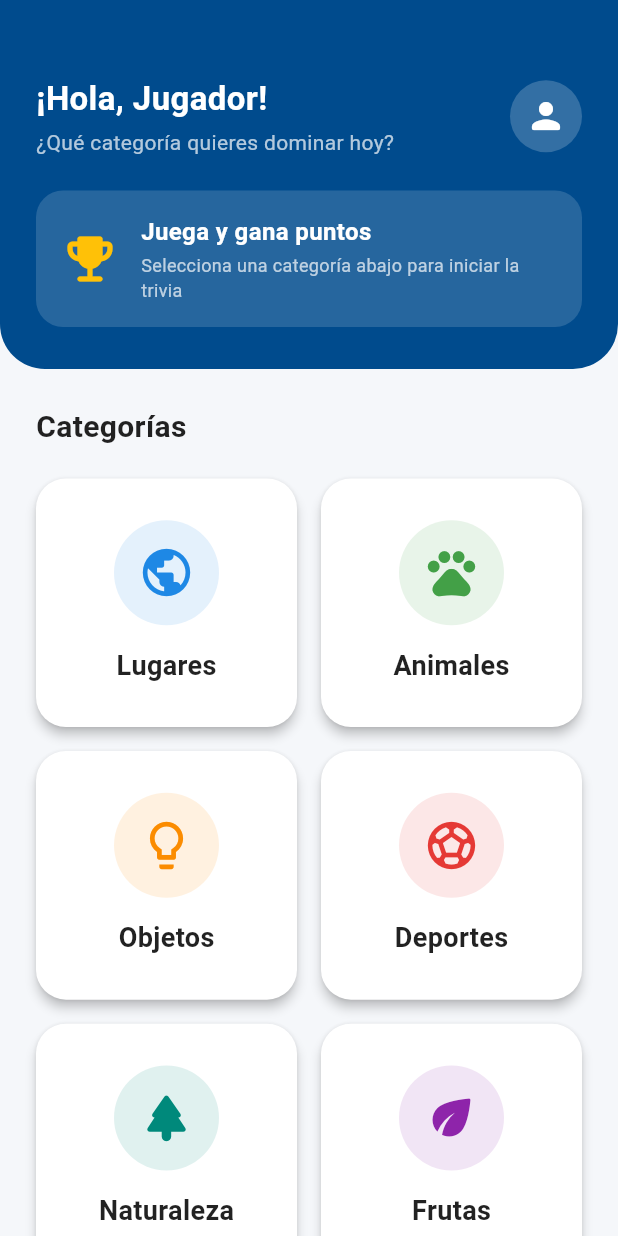
After one commit to FatimaHoil/quiz_app, a Flutter app: the HomeScreen screen opened directly, on a phone screen of 412 x 824 dp. The commit adds this screen. Run offline on Flutter 3.47's test engine with Material 3 defaults, Android fonts, the phone set to English and light mode, and no system bars.

Commit message:
"feat(home): crear pantalla principal con cuadrícula de categorías y navegación desde login"

```diff
--- /dev/null
+++ b/lib/pages/home.dart
@@ -0,0 +1,223 @@
+import 'package:flutter/material.dart';
+
+import '../widgets/app_styles.dart';
+
+class HomeScreen extends StatefulWidget {
+  const HomeScreen({super.key});
+
+  @override
+  State<HomeScreen> createState() => _HomeScreenState();
+}
+
+class _HomeScreenState extends State<HomeScreen> {
+  // Categorías base que luego alimentaremos dinámicamente desde Firebase
+  final List _categories = [
+    {
+      'name': 'Lugares',
+      'icon': Icons.public_rounded,
+      'color': const Color(0xFF1E88E5),
+    },
+    {
+      'name': 'Animales',
+      'icon': Icons.pets_rounded,
+      'color': const Color(0xFF43A047),
+    },
+    {
+      'name': 'Objetos',
+      'icon': Icons.lightbulb_outline_rounded,
+      'color': const Color(0xFFFB8C00),
+    },
+    {
+      'name': 'Deportes',
+      'icon': Icons.sports_soccer_rounded,
+      'color': const Color(0xFFE53935),
+    },
+    {
+      'name': 'Naturaleza',
+      'icon': Icons.park_rounded,
+      'color': const Color(0xFF00897B),
+    },
+    {
+      'name': 'Frutas',
+      'icon': Icons.eco_rounded,
+      'color': const Color(0xFF8E24AA),
+    },
+  ];
+
+  @override
+  Widget build(BuildContext context) {
+    return Scaffold(
+      backgroundColor: AppStyles.backgroundColor,
+      body: Column(
+        crossAxisAlignment: CrossAxisAlignment.start,
+        children: [
+          // Encabezado superior estilo banner
+          Container(
+            width: double.infinity,
+            padding: const EdgeInsets.only(
+              top: 50,
+              left: 24,
+              right: 24,
+              bottom: 28,
+            ),
+            decoration: const BoxDecoration(
+              color: AppStyles.primaryColor,
+              borderRadius: BorderRadius.only(
+                bottomLeft: Radius.circular(30),
+                bottomRight: Radius.circular(30),
+              ),
+            ),
+            child: Column(
+              crossAxisAlignment: CrossAxisAlignment.start,
+              children: [
+                Row(
+                  mainAxisAlignment: MainAxisAlignment.spaceBetween,
+                  children: [
+                    const Column(
+                      crossAxisAlignment: CrossAxisAlignment.start,
+                      children: [
+                        Text(
+                          '¡Hola, Jugador!',
+                          style: TextStyle(
+                            color: Colors.white,
+                            fontSize: 22,
+                            fontWeight: FontWeight.bold,
+                          ),
+                        ),
+                        SizedBox(height: 4),
+                        Text(
+                          '¿Qué categoría quieres dominar hoy?',
+                          style: TextStyle(color: Colors.white70, fontSize: 14),
+                        ),
+                      ],
+                    ),
+                    CircleAvatar(
+                      radius: 24,
+                      backgroundColor: Colors.white.withValues(alpha: 0.2),
+                      child: const Icon(
+                        Icons.person_rounded,
+                        color: Colors.white,
+                        size: 28,
+                      ),
+                    ),
+                  ],
+                ),
+                const SizedBox(height: 22),
+                // Tarjeta destacada superior
+                Container(
+                  padding: const EdgeInsets.all(16),
+                  decoration: BoxDecoration(
+                    color: Colors.white.withValues(alpha: 0.15),
+                    borderRadius: BorderRadius.circular(18),
+                  ),
+                  child: const Row(
+                    children: [
+                      Icon(
+                        Icons.emoji_events_rounded,
+                        color: Colors.amber,
+                        size: 40,
+                      ),
+                      SizedBox(width: 14),
+                      Expanded(
+                        child: Column(
+                          crossAxisAlignment: CrossAxisAlignment.start,
+                          children: [
+                            Text(
+                              'Juega y gana puntos',
+                              style: TextStyle(
+                                color: Colors.white,
+                                fontSize: 16,
+                                fontWeight: FontWeight.bold,
+                              ),
+                            ),
+                            SizedBox(height: 2),
+                            Text(
+                              'Selecciona una categoría abajo para iniciar la trivia',
+                              style: TextStyle(
+                                color: Colors.white70,
+                                fontSize: 12,
+                              ),
+                            ),
+                          ],
+                        ),
+                      ),
+                    ],
+                  ),
+                ),
+              ],
+            ),
+          ),
+
+          // Título de sección
+          Padding(
+            padding: const EdgeInsets.fromLTRB(24, 24, 24, 12),
+            child: Text(
+              'Categorías',
+              style: AppStyles.headlineStyle().copyWith(fontSize: 20),
+            ),
+          ),
+
+          // Cuadrícula de categorías
+          Expanded(
+            child: GridView.builder(
+              padding: const EdgeInsets.symmetric(horizontal: 24, vertical: 8),
+              gridDelegate: const SliverGridDelegateWithFixedCrossAxisCount(
+                crossAxisCount: 2,
+                crossAxisSpacing: 16,
+                mainAxisSpacing: 16,
+                childAspectRatio: 1.05,
+              ),
+              itemCount: _categories.length,
+              itemBuilder: (context, index) {
+                final category = _categories[index];
+                return GestureDetector(
+                  onTap: () {
+                    ScaffoldMessenger.of(context).showSnackBar(
+                      SnackBar(
+                        content: Text(
+                          'Categoría seleccionada: ${category['name']} (Próximo paso: Pantalla de preguntas)',
+                        ),
+                      ),
+                    );
+                  },
+                  child: Material(
+                    elevation: 3,
+                    borderRadius: BorderRadius.circular(20),
+                    color: Colors.white,
+                    child: Padding(
+                      padding: const EdgeInsets.all(16.0),
+                      child: Column(
+                        mainAxisAlignment: MainAxisAlignment.center,
+                        children: [
+                          Container(
+                            padding: const EdgeInsets.all(16),
+                            decoration: BoxDecoration(
+                              color: (category['color'] as Color).withValues(
+                                alpha: 0.12,
+                              ),
+                              shape: BoxShape.circle,
+                            ),
+                            child: Icon(
+                              category['icon'] as IconData,
+                              size: 38,
+                              color: category['color'] as Color,
+                            ),
+                          ),
+                          const SizedBox(height: 14),
+                          Text(
+                            category['name'] as String,
+                            style: AppStyles.cardTitleStyle(),
+                          ),
+                        ],
+                      ),
+                    ),
+                  ),
+                );
+              },
+            ),
+          ),
+        ],
+      ),
+    );
+  }
+}
--- a/lib/pages/login.dart
+++ b/lib/pages/login.dart
@@ -1,6 +1,7 @@
 import 'package:flutter/material.dart';
 
 import '../widgets/app_styles.dart';
+import 'home.dart';
 import 'signup.dart';
 
 class LoginScreen extends StatefulWidget {
@@ -25,12 +26,9 @@ class _LoginScreenState extends State<LoginScreen> {
 
   void _handleLogin() {
     if (_formKey.currentState!.validate()) {
-      ScaffoldMessenger.of(context).showSnackBar(
-        const SnackBar(
-          content: Text(
-            'Validación correcta. Próximo paso: Conectar Firebase Auth',
-          ),
-        ),
+      Navigator.pushReplacement(
+        context,
+        MaterialPageRoute(builder: (context) => const HomeScreen()),
       );
     }
   }
```
